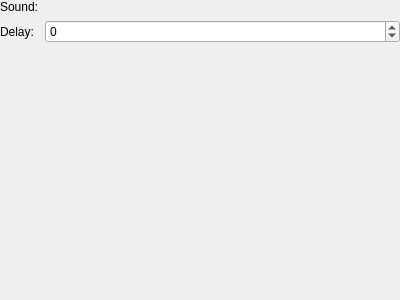
This is tools/cathedral/ui/ActionPlaySoundEffect.ui in comphack/comp_hack as Qt 5 draws it before an edit. The edited form follows.
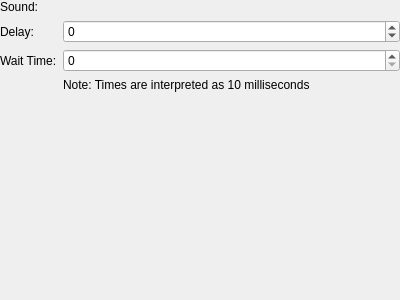
This is the edited form. Custom widgets are drawn as their Qt base class.

The edit to the form file:
```diff
--- a/tools/cathedral/ui/ActionPlaySoundEffect.ui
+++ b/tools/cathedral/ui/ActionPlaySoundEffect.ui
@@ -52,8 +52,26 @@
        </property>
       </widget>
      </item>
-     <item row="0" column="1">
-      <widget class="ObjectSelector" name="sound" native="true"/>
+     <item row="2" column="0">
+      <widget class="QLabel" name="lblWaitTime">
+       <property name="text">
+        <string>Wait Time:</string>
+       </property>
+      </widget>
+     </item>
+     <item row="2" column="1">
+      <widget class="QSpinBox" name="waitTime">
+       <property name="maximum">
+        <number>2147483647</number>
+       </property>
+      </widget>
+     </item>
+     <item row="3" column="1">
+      <widget class="QLabel" name="lblNote">
+       <property name="text">
+        <string>Note: Times are interpreted as 10 milliseconds</string>
+       </property>
+      </widget>
      </item>
     </layout>
    </item>
```
Left out of the diff: 3 changed lines with no effect on the pictures.
